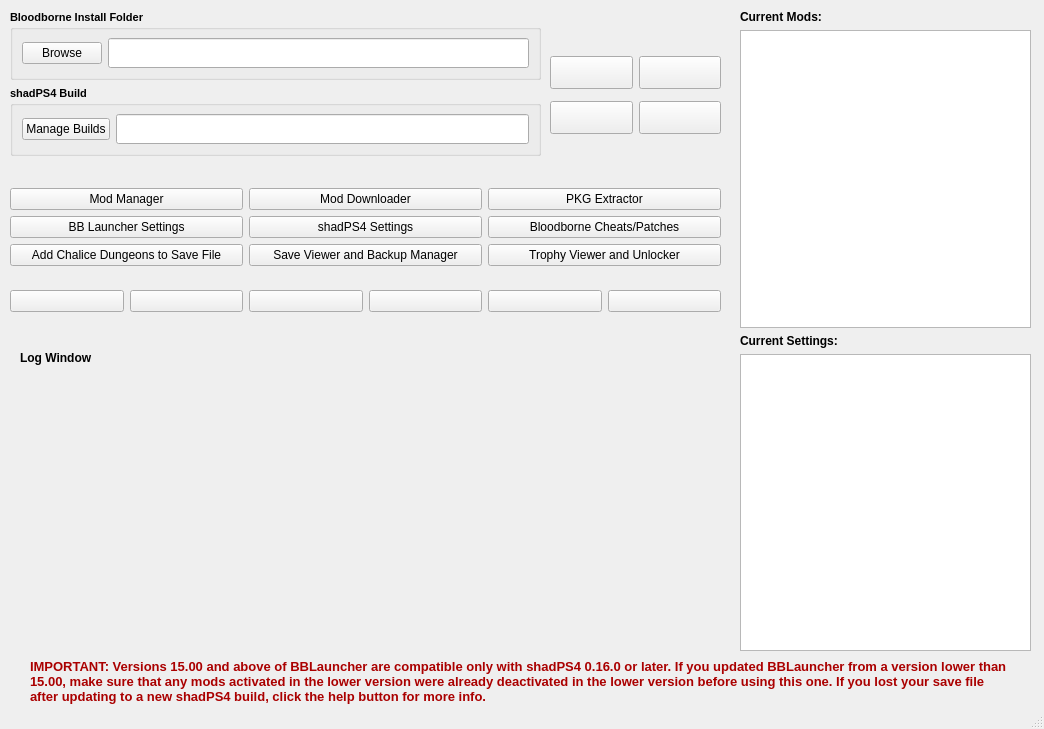
First picture: the form in modules/bblauncher.ui, repository rainmakerv3/BB_Launcher, before the edit.
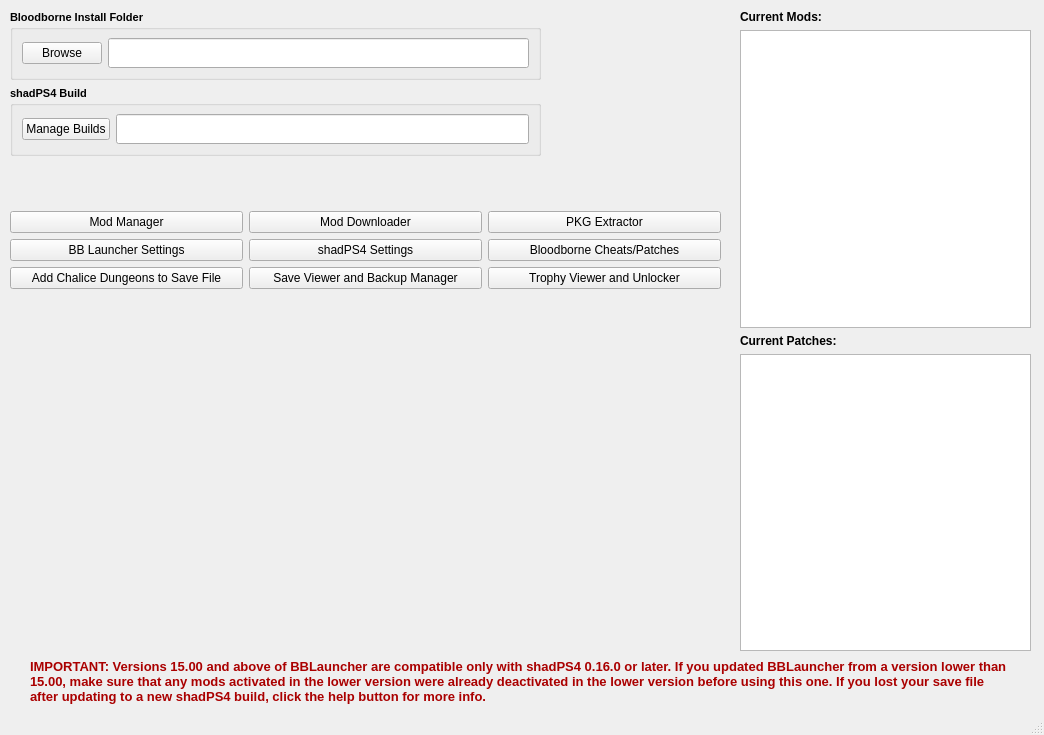
Second picture: the form after the edit.

Commit message: main window: add button labels, show current patches instead of settings in sidebar

The edit to the form file:
```diff
--- a/modules/bblauncher.ui
+++ b/modules/bblauncher.ui
@@ -10,7 +10,7 @@
     <x>0</x>
     <y>0</y>
     <width>1044</width>
-    <height>729</height>
+    <height>735</height>
    </rect>
   </property>
   <property name="sizePolicy">
@@ -215,7 +215,7 @@
         </font>
        </property>
        <property name="text">
-        <string>Current Settings:</string>
+        <string>Current Patches:</string>
        </property>
       </widget>
      </item>
@@ -245,31 +245,13 @@
      </item>
     </layout>
    </widget>
-   <widget class="QLabel" name="label_3">
-    <property name="geometry">
-     <rect>
-      <x>20</x>
-      <y>350</y>
-      <width>81</width>
-      <height>16</height>
-     </rect>
-    </property>
-    <property name="font">
-     <font>
-      <bold>true</bold>
-     </font>
-    </property>
-    <property name="text">
-     <string>Log Window</string>
-    </property>
-   </widget>
    <widget class="QWidget" name="verticalLayoutWidget_3">
     <property name="geometry">
      <rect>
       <x>10</x>
-      <y>370</y>
+      <y>340</y>
       <width>711</width>
-      <height>281</height>
+      <height>311</height>
      </rect>
     </property>
     <layout class="QVBoxLayout" name="logLayout"/>
@@ -278,71 +260,17 @@
     <property name="geometry">
      <rect>
       <x>550</x>
-      <y>50</y>
+      <y>40</y>
       <width>171</width>
-      <height>91</height>
+      <height>121</height>
      </rect>
     </property>
     <layout class="QVBoxLayout" name="verticalLayout_4">
      <item>
-      <layout class="QHBoxLayout" name="horizontalLayout_2">
-       <item>
-        <widget class="QPushButton" name="LaunchButton">
-         <property name="font">
-          <font>
-           <pointsize>16</pointsize>
-           <bold>true</bold>
-          </font>
-         </property>
-         <property name="text">
-          <string/>
-         </property>
-        </widget>
-       </item>
-       <item>
-        <widget class="QPushButton" name="StopButton">
-         <property name="font">
-          <font>
-           <pointsize>16</pointsize>
-           <bold>true</bold>
-          </font>
-         </property>
-         <property name="text">
-          <string/>
-         </property>
-        </widget>
-       </item>
-      </layout>
+      <layout class="QHBoxLayout" name="controlsLayout1"/>
      </item>
      <item>
-      <layout class="QHBoxLayout" name="horizontalLayout_10">
-       <item>
-        <widget class="QPushButton" name="FullscreenButton">
-         <property name="font">
-          <font>
-           <pointsize>16</pointsize>
-           <bold>true</bold>
-          </font>
-         </property>
-         <property name="text">
-          <string/>
-         </property>
-        </widget>
-       </item>
-       <item>
-        <widget class="QPushButton" name="RestartButton">
-         <property name="font">
-          <font>
-           <pointsize>16</pointsize>
-           <bold>true</bold>
-          </font>
-         </property>
-         <property name="text">
-          <string/>
-         </property>
-        </widget>
-       </item>
-      </layout>
+      <layout class="QHBoxLayout" name="controlsLayout2"/>
      </item>
     </layout>
    </widget>
@@ -436,62 +364,7 @@
       </layout>
      </item>
      <item>
-      <layout class="QHBoxLayout" name="IconButtonsLayout">
-       <item>
-        <widget class="QPushButton" name="ControllerButton">
-         <property name="text">
-          <string/>
-         </property>
-         <property name="iconSize">
-          <size>
-           <width>48</width>
-           <height>48</height>
-          </size>
-         </property>
-        </widget>
-       </item>
-       <item>
-        <widget class="QPushButton" name="KBMButton">
-         <property name="text">
-          <string/>
-         </property>
-         <property name="iconSize">
-          <size>
-           <width>48</width>
-           <height>48</height>
-          </size>
-         </property>
-        </widget>
-       </item>
-       <item>
-        <widget class="QPushButton" name="ModFolderButton">
-         <property name="text">
-          <string/>
-         </property>
-        </widget>
-       </item>
-       <item>
-        <widget class="QPushButton" name="OpenFoldersButton">
-         <property name="text">
-          <string/>
-         </property>
-        </widget>
-       </item>
-       <item>
-        <widget class="QPushButton" name="HelpButton">
-         <property name="text">
-          <string/>
-         </property>
-        </widget>
-       </item>
-       <item>
-        <widget class="QPushButton" name="HotkeyButton">
-         <property name="text">
-          <string/>
-         </property>
-        </widget>
-       </item>
-      </layout>
+      <layout class="QHBoxLayout" name="IconButtonsLayout"/>
      </item>
     </layout>
    </widget>
```
Left out of the diff: 9 changed lines with no effect on the pictures. The commit also changes 5 other files.
